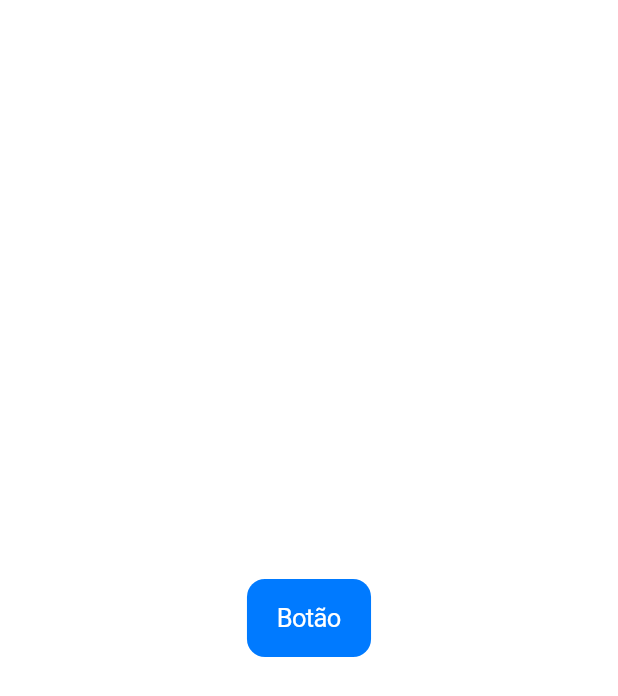
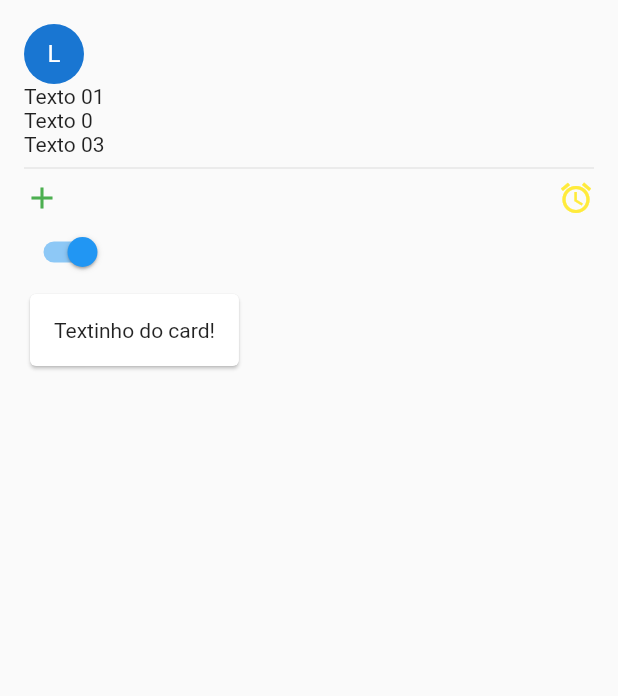
Before and after one commit to leomonadas/MJVSchool-Flutter, a Flutter app: the screen it shows after launch, on a phone screen of 412 x 824 dp. Shown: the top 696 px of the screen. Run offline on Flutter 3.47's test engine with Material 2 defaults, Android fonts, the phone set to English and light mode, and no system bars.

Commit message:
Metade da aula 07/06

```diff
--- a/Projeto_02/school/lib/app_widget.dart
+++ b/Projeto_02/school/lib/app_widget.dart
@@ -1,4 +1,3 @@
-import 'package:flutter/cupertino.dart';
 import 'package:flutter/material.dart';
 
 class MyApp extends StatelessWidget {
@@ -6,16 +5,34 @@ class MyApp extends StatelessWidget {
 
   @override
   Widget build(BuildContext context) {
-    return CupertinoApp(
-      theme: CupertinoThemeData(brightness: Brightness.light),
-      home: CupertinoPageScaffold(
-        child: Center(
-          child: CupertinoButton.filled(
-            child: Text('Botão'),
-            onPressed: (){},
-          ),
+    return MaterialApp(
+      title: 'School',
+      home: Scaffold(
+        body: Container(
+          padding: const EdgeInsets.all(16),
+          child: Column(
+            mainAxisAlignment: MainAxisAlignment.start,
+            crossAxisAlignment: CrossAxisAlignment.start,
+            children: [
+            const CircleAvatar(child: Text('L'),),
+            const Text('Texto 01'),
+            const Text('Texto 0'),
+            const Text('Texto 03'),
+            const Divider(), //adiciona linha
+            const Row(
+              children: [
+                Icon(Icons.add, color: Colors.green,), //adiciona icon
+                Spacer(),             //adiciona espaço
+                Icon(Icons.access_alarms, color: Colors.yellow),
+              ],
+            ),
+            Switch(value: true, onChanged: (val){}), //Esse 'onChanged: (){}' é uma função anonima! É o botão de switch
+            const Card(
+              child: Padding(padding: EdgeInsets.all(16), child: Text('Textinho do card!'))
+            ),
+          ],
         ),
       ),
-    );
+    ));
   }
 }
```
